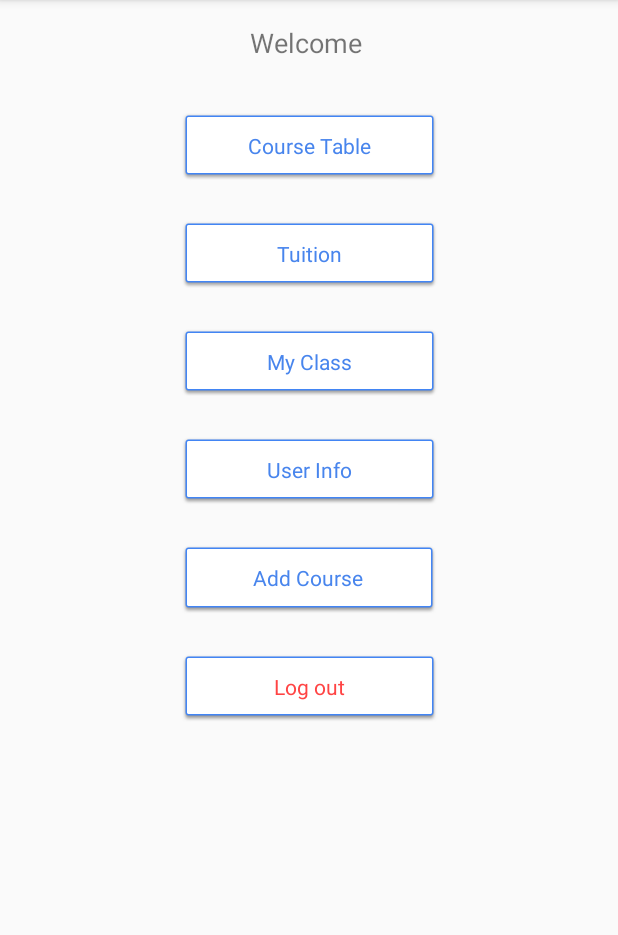
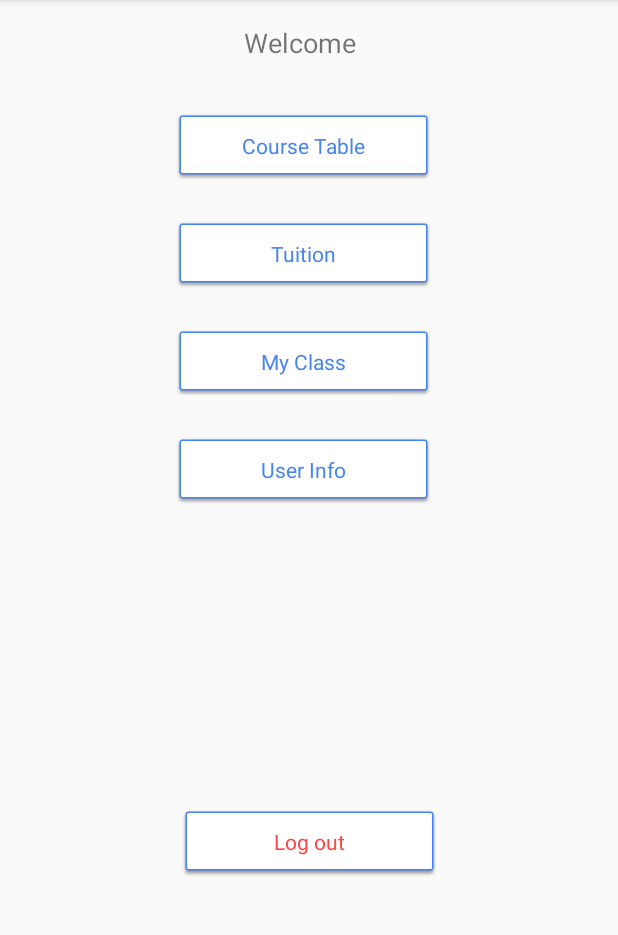
Before and after one commit to xiaoxiuzhe/CSCI3130-PROJECT, an Android app: the screen it shows after launch once a user with an empty profile is signed in (Home), on a phone screen of 412 x 824 dp, the part 84-1019 px from its top. Run offline under Robolectric (Android 15) with nearby library versions, the phone set to English and light mode, and no system bars; our stand-ins replace Firebase (no records; nobody signed in at launch, a user with empty details on screens opened directly).

Commit message:
remove addcourseButton

```diff
--- a/app/src/main/java/com/example/t/groupproject/View/Home.java
+++ b/app/src/main/java/com/example/t/groupproject/View/Home.java
@@ -26,7 +26,7 @@ public class Home extends AppCompatActivity implements View.OnClickListener {
     private DatabaseReference database;
     private FirebaseUser user;
     private TextView homeTitle;
-    private Button logOutButton, courseTableButton, infoButton, tuitionButton, myClassButton, addCourseButton;
+    private Button logOutButton, courseTableButton, infoButton, tuitionButton, myClassButton;
     private Boolean isAdmin = false;
 
 
@@ -46,7 +46,6 @@ public class Home extends AppCompatActivity implements View.OnClickListener {
         infoButton = (Button) findViewById(R.id.infoButton);
         tuitionButton = (Button) findViewById(R.id.tuitionButton);
         myClassButton = (Button) findViewById(R.id.myClassButton);
-        addCourseButton = (Button) findViewById(R.id.addCourseButton);
 
         // initialize button listener
         logOutButton.setOnClickListener(this);
@@ -73,7 +72,6 @@ public class Home extends AppCompatActivity implements View.OnClickListener {
                     infoButton.setVisibility(View.INVISIBLE);
                     tuitionButton.setVisibility(View.INVISIBLE);
                     myClassButton.setVisibility(View.INVISIBLE);
-                    addCourseButton.setVisibility(View.INVISIBLE);
                 }
                 else{
                 }
@@ -112,9 +110,6 @@ public class Home extends AppCompatActivity implements View.OnClickListener {
             case R.id.infoButton:
                 startActivity(new Intent(Home.this, UserInfo.class));
                 break;
-            case R.id.addCourseButton:
-                startActivity(new Intent(Home.this, RegisterCourse.class));
-                break;
         }
     }
 
--- a/app/src/main/res/layout/activity_home.xml
+++ b/app/src/main/res/layout/activity_home.xml
@@ -5,21 +5,6 @@
     android:layout_width="match_parent"
     android:layout_height="match_parent"
     tools:context=".View.Home">
-
-    <Button
-        android:id="@+id/addCourseButton"
-        style="@style/ButtonStyle"
-        android:layout_width="173dp"
-        android:layout_height="wrap_content"
-        android:layout_marginEnd="8dp"
-        android:layout_marginTop="24dp"
-        android:onClick="onClick"
-        android:text="Add Course"
-        android:textAlignment="center"
-        app:layout_constraintEnd_toEndOf="@+id/logOutButton"
-        app:layout_constraintHorizontal_bias="0.0"
-        app:layout_constraintStart_toStartOf="@+id/logOutButton"
-        app:layout_constraintTop_toBottomOf="@+id/infoButton" />
 
     <Button
         android:id="@+id/courseTableButton"
@@ -64,23 +49,24 @@
         android:onClick="onClick"
         android:text="User Info"
         android:textAlignment="center"
-        app:layout_constraintEnd_toEndOf="@+id/addCourseButton"
-        app:layout_constraintHorizontal_bias="0.0"
-        app:layout_constraintStart_toStartOf="@+id/addCourseButton"
+        app:layout_constraintEnd_toEndOf="@+id/logOutButton"
+        app:layout_constraintStart_toStartOf="@+id/logOutButton"
         app:layout_constraintTop_toBottomOf="@+id/myClassButton" />
 
     <Button
         android:id="@+id/logOutButton"
         style="@style/ButtonStyle"
+        android:layout_marginBottom="8dp"
         android:layout_marginEnd="8dp"
         android:layout_marginStart="8dp"
         android:layout_marginTop="24dp"
         android:text="Log out"
         android:textAlignment="center"
         android:textColor="@android:color/holo_red_light"
+        app:layout_constraintBottom_toBottomOf="parent"
         app:layout_constraintEnd_toEndOf="parent"
         app:layout_constraintStart_toStartOf="parent"
-        app:layout_constraintTop_toBottomOf="@+id/addCourseButton" />
+        app:layout_constraintTop_toBottomOf="@+id/infoButton" />
 
     <TextView
         android:id="@+id/homeTitle"
```
